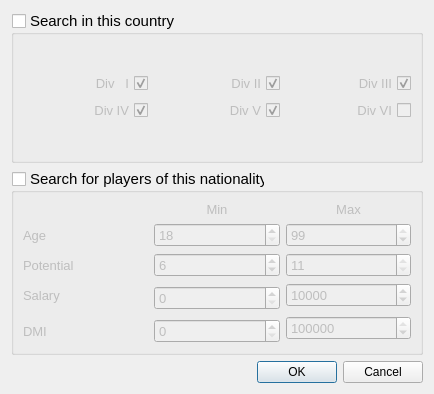
This is source/searchdialog.ui in radszy/ntscout as Qt 5 draws it before an edit. The edited form follows.
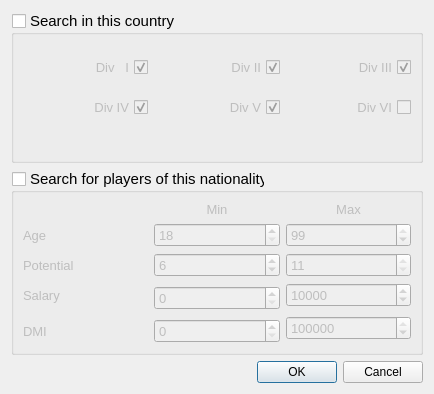
This is the edited form.

```diff
--- a/source/searchdialog.ui
+++ b/source/searchdialog.ui
@@ -146,6 +146,45 @@
             </property>
            </widget>
           </item>
+          <item row="2" column="0">
+           <spacer name="horizontalSpacer">
+            <property name="orientation">
+             <enum>Qt::Horizontal</enum>
+            </property>
+            <property name="sizeHint" stdset="0">
+             <size>
+              <width>40</width>
+              <height>20</height>
+             </size>
+            </property>
+           </spacer>
+          </item>
+          <item row="2" column="1">
+           <spacer name="horizontalSpacer_2">
+            <property name="orientation">
+             <enum>Qt::Horizontal</enum>
+            </property>
+            <property name="sizeHint" stdset="0">
+             <size>
+              <width>40</width>
+              <height>20</height>
+             </size>
+            </property>
+           </spacer>
+          </item>
+          <item row="2" column="2">
+           <spacer name="horizontalSpacer_3">
+            <property name="orientation">
+             <enum>Qt::Horizontal</enum>
+            </property>
+            <property name="sizeHint" stdset="0">
+             <size>
+              <width>40</width>
+              <height>20</height>
+             </size>
+            </property>
+           </spacer>
+          </item>
          </layout>
         </item>
        </layout>
```
